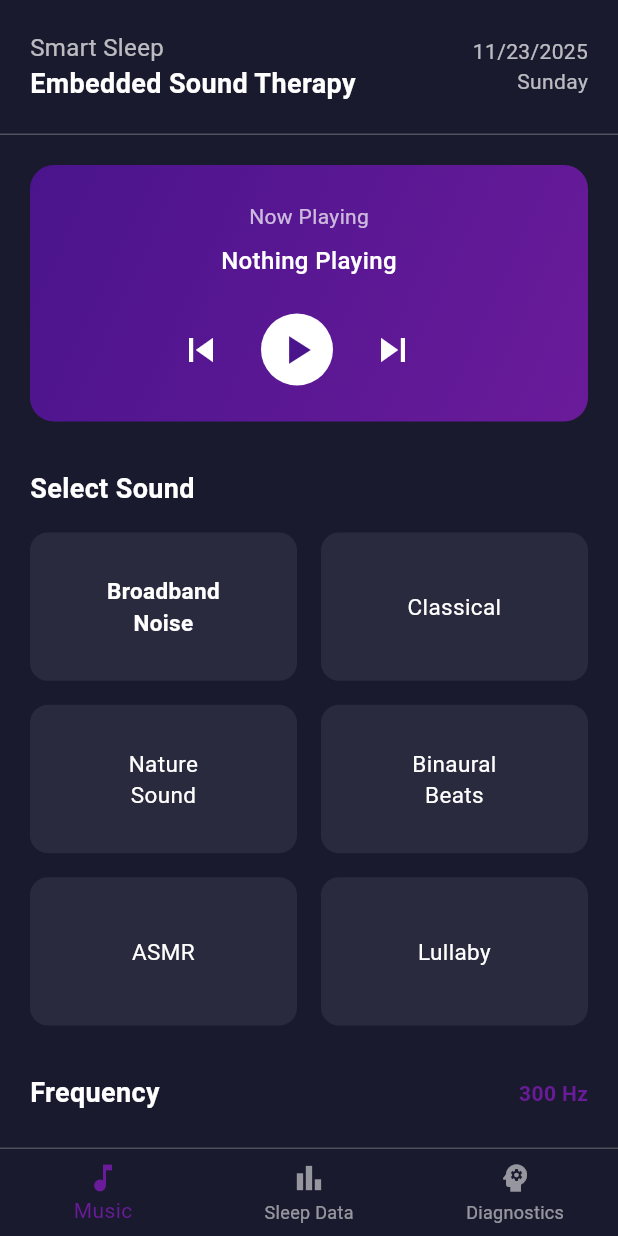
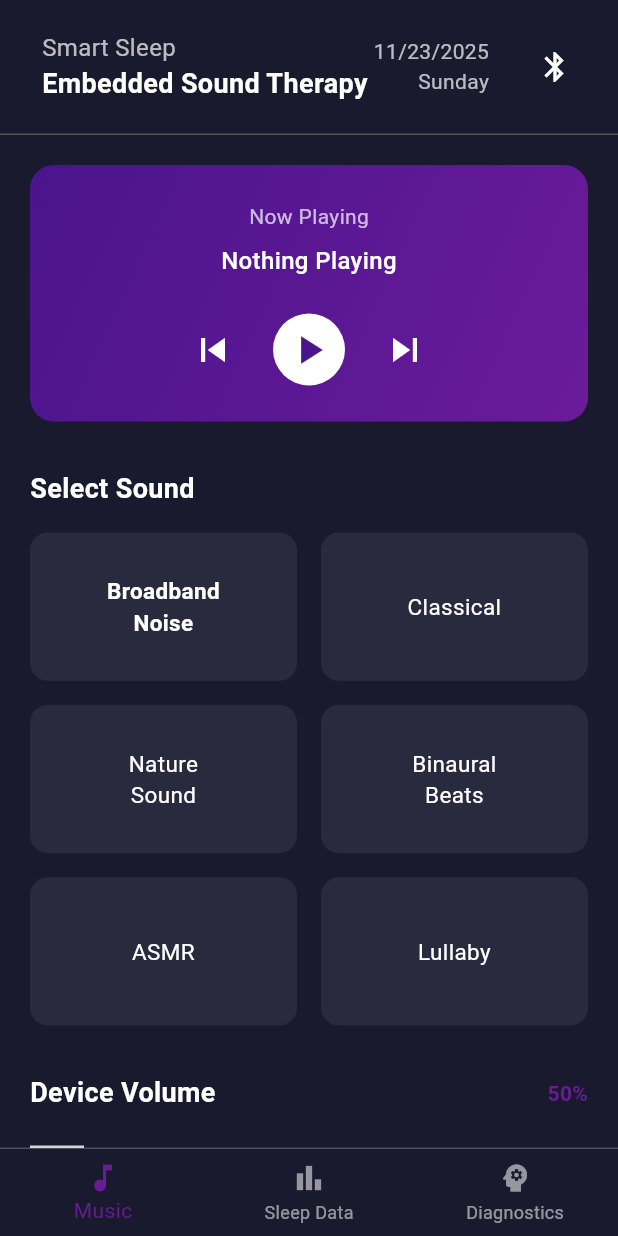
Before and after one commit to FrancisEugenio28/Sleep-Sound-Therapy-Mobile-App, a Flutter app: the screen it shows after launch, on a phone screen of 412 x 824 dp. Run offline on Flutter 3.47's test engine with Material 3 defaults, Android fonts, the light colour scheme and no system bars; drawn by our look-alikes of syncfusion_flutter_sliders; our stand-ins replace flutter_bluetooth_serial, just_audio, permission_handler; missing offline and left inert: rive_animated_icon; Roboto replaces fonts that are missing (Sans-serif); grey boxes are pictures that could not be loaded.

Commit message:
add scan&connect AND vol control

```diff
--- a/lib/pages/landing_page.dart
+++ b/lib/pages/landing_page.dart
@@ -1,10 +1,11 @@
-// lib/landing_page.dart
 import 'package:flutter/material.dart';
+import 'package:flutter_bluetooth_serial/flutter_bluetooth_serial.dart'; // Add this
+import 'package:just_audio/just_audio.dart';
+import 'package:rive_animated_icon/rive_animated_icon.dart';
+import 'package:syncfusion_flutter_sliders/sliders.dart';
 import '../widgets/shared_header.dart';
-import 'package:syncfusion_flutter_sliders/sliders.dart';
-import 'package:rive_animated_icon/rive_animated_icon.dart';
 import '../models/sound_player.dart';
-import 'package:just_audio/just_audio.dart';
+import '../bluetooth_controller.dart'; // Add this import
 
 class MusicPageContent extends StatefulWidget {
   const MusicPageContent({super.key});
@@ -17,30 +18,22 @@ class _MusicPageContentState extends State<MusicPageContent> {
   late AudioPlayer _audioPlayer;
   bool isPlaying = false;
   String? currentlyPlayingSound;
-  String currentCategory = 'Broadband Noise'; // Default category
+  String currentCategory = 'Broadband Noise';
   bool showSoundPlayer = false;
 
+  // 1. Initialize Bluetooth Controller
+  final BluetoothController _btController = BluetoothController();
+
+  // Frequency/Volume Value
+  double frequencyValue = 50.0; // Default to 50% volume
+
   final Map<String, List<String>> playlists = {
-    'Broadband Noise': [
-      'White Noise', 'Pink Noise', 'Brown Noise', 'Blue Noise',
-      'Violet Noise', 'Gray Noise', 'Black Noise',
-    ],
-    'Classical': [
-      'Clair de Lune', 'Moonlight Sonata', 'Für Elise',
-      'Canon in D', 'Air on G String',
-    ],
-    'Nature Sound': [
-      'Rain', 'Ocean Waves', 'Forest', 'Thunderstorm', 'River Stream',
-    ],
-    'Binaural Beats': [
-      'Delta Waves', 'Theta Waves', 'Alpha Waves', 'Beta Waves', 'Gamma Waves',
-    ],
-    'ASMR': [
-      'Tapping', 'Brushing', 'Crinkling', 'Scratching',
-    ],
-    'Lullaby': [
-      'Twinkle Star', 'Brahms Lullaby', 'Rock-a-bye Baby', 'Hush Little Baby',
-    ],
+    'Broadband Noise': ['White Noise', 'Pink Noise', 'Brown Noise', 'Blue Noise', 'Violet Noise', 'Gray Noise', 'Black Noise'],
+    'Classical': ['Clair de Lune', 'Moonlight Sonata', 'Für Elise', 'Canon in D', 'Air on G String'],
+    'Nature Sound': ['Rain', 'Ocean Waves', 'Forest', 'Thunderstorm', 'River Stream'],
+    'Binaural Beats': ['Delta Waves', 'Theta Waves', 'Alpha Waves', 'Beta Waves', 'Gamma Waves'],
+    'ASMR': ['Tapping', 'Brushing', 'Crinkling', 'Scratching'],
+    'Lullaby': ['Twinkle Star', 'Brahms Lullaby', 'Rock-a-bye Baby', 'Hush Little Baby'],
   };
 
   final Map<String, String> categoryAssetPaths = {
@@ -53,22 +46,15 @@ class _MusicPageContentState extends State<MusicPageContent> {
   };
 
   final List<String> soundOptions = [
-    'Broadband\nNoise',
-    'Classical',
-    'Nature\nSound',
-    'Binaural\nBeats',
-    'ASMR',
-    'Lullaby',
+    'Broadband\nNoise', 'Classical', 'Nature\nSound',
+    'Binaural\nBeats', 'ASMR', 'Lullaby',
   ];
-
-  double frequencyValue = 300.0;
 
   @override
   void initState() {
     super.initState();
     _audioPlayer = AudioPlayer();
 
-    // Listen to the player state
     _audioPlayer.playerStateStream.listen((state) {
       if (mounted) {
         setState(() {
@@ -76,8 +62,6 @@ class _MusicPageContentState extends State<MusicPageContent> {
         });
       }
     });
-
-    // Automatically loop all sounds
     _audioPlayer.setLoopMode(LoopMode.one);
   }
 
@@ -87,11 +71,66 @@ class _MusicPageContentState extends State<MusicPageContent> {
     super.dispose();
   }
 
+  // 2. Connection Dialog Logic
+  void _showConnectionDialog() async {
+    await _btController.initPermissions();
+    // Get list of paired devices
+    List<BluetoothDevice> devices = await FlutterBluetoothSerial.instance.getBondedDevices();
+
+    if (!mounted) return;
+
+    showDialog(
+      context: context,
+      builder: (context) => AlertDialog(
+        backgroundColor: const Color(0xFF232b47),
+        title: const Text("Connect to Device", style: TextStyle(color: Colors.white)),
+        content: SizedBox(
+          width: double.maxFinite,
+          height: 200,
+          child: devices.isEmpty
+            ? const Center(child: Text("No paired devices found.\nPlease pair in Android Settings first.", style: TextStyle(color: Colors.white70)))
+            : ListView.builder(
+                itemCount: devices.length,
+                itemBuilder: (context, index) {
+                  return ListTile(
+                    title: Text(devices[index].name ?? "Unknown", style: const TextStyle(color: Colors.white)),
+                    subtitle: Text(devices[index].address, style: const TextStyle(color: Colors.white70)),
+                    trailing: const Icon(Icons.link, color: Colors.white54),
+                    onTap: () async {
+                      Navigator.pop(context);
+                      ScaffoldMessenger.of(context).showSnackBar(
+                        const SnackBar(content: Text("Connecting...")),
+                      );
+
+                      bool success = await _btController.connect(devices[index]);
+
+                      if (mounted) {
+                        ScaffoldMessenger.of(context).showSnackBar(
+                          SnackBar(
+                            content: Text(success ? "Connected to ${devices[index].name}!" : "Connection Failed"),
+                            backgroundColor: success ? Colors.green : Colors.red,
+                          ),
+                        );
+                      }
+                    },
+                  );
+                },
+              ),
+        ),
+        actions: [
+          TextButton(
+            onPressed: () => Navigator.pop(context),
+            child: const Text("Close", style: TextStyle(color: Colors.white54)),
+          ),
+        ],
+      ),
+    );
+  }
+
   void _togglePlayPause() async {
     if (isPlaying) {
       await _audioPlayer.pause();
     } else {
-      // Only play if a sound is loaded
       if (_audioPlayer.processingState != ProcessingState.idle) {
         await _audioPlayer.play();
       }
@@ -105,40 +144,31 @@ class _MusicPageContentState extends State<MusicPageContent> {
     });
 
     await _audioPlayer.stop();
-
     String? categoryFolder = categoryAssetPaths[category];
-    if (categoryFolder == null) {
-      print("Error: No asset path for category '$category'");
-      return;
-    }
+    if (categoryFolder == null) return;
 
     String fileName = soundName.toLowerCase().replaceAll(' ', '_');
-
     try {
       await _audioPlayer.setAsset('assets/$categoryFolder/$fileName.mp3');
       await _audioPlayer.play();
     } catch (e) {
-      print("Error loading asset '$fileName.mp3': $e");
+      print("Error loading asset: $e");
     }
   }
 
   void _playNext() {
     final currentPlaylist = playlists[currentCategory] ?? [];
     if (currentPlaylist.isEmpty || currentlyPlayingSound == null) return;
-
     int currentIndex = currentPlaylist.indexOf(currentlyPlayingSound!);
-    int nextIndex = (currentIndex + 1) % currentPlaylist.length; // Wrap around
-
+    int nextIndex = (currentIndex + 1) % currentPlaylist.length;
     _playSound(currentPlaylist[nextIndex], currentCategory);
   }
 
   void _playPrevious() {
     final currentPlaylist = playlists[currentCategory] ?? [];
     if (currentPlaylist.isEmpty || currentlyPlayingSound == null) return;
-
     int currentIndex = currentPlaylist.indexOf(currentlyPlayingSound!);
-    int prevIndex = (currentIndex - 1 + currentPlaylist.length) % currentPlaylist.length; // Wrap around
-
+    int prevIndex = (currentIndex - 1 + currentPlaylist.length) % currentPlaylist.length;
     _playSound(currentPlaylist[prevIndex], currentCategory);
   }
 
@@ -157,43 +187,49 @@ class _MusicPageContentState extends State<MusicPageContent> {
     );
   }
 
-  // This widget now just passes state DOWN
   Widget _buildSoundPlayer() {
     return SoundPlayerPage(
       key: ValueKey(currentCategory),
-
-      // Pass all the state and controls to the child page
       category: currentCategory,
       isPlaying: isPlaying,
       currentlyPlayingSound: currentlyPlayingSound ?? '',
-
-      onBack: () {
-        // This just hides the player, it DOES NOT stop the music
-        setState(() => showSoundPlayer = false);
-      },
+      onBack: () => setState(() => showSoundPlayer = false),
       onTogglePlayPause: _togglePlayPause,
-      onPlaySound: (soundName) {
-        // The child page calls this function to play a new sound
-        _playSound(soundName, currentCategory);
-      },
+      onPlaySound: (soundName) => _playSound(soundName, currentCategory),
       onPlayNext: _playNext,
       onPlayPrevious: _playPrevious,
     );
   }
 
-  // This widget now reflects the *actual* player state
   Widget _buildMusicOptionsView() {
     return Column(
       children: [
-        // Using a custom header name, update if needed
-        const SharedHeader(title: 'Smart Sleep', subtitle: 'Embedded Sound Therapy'),
+        // HEADER WITH BLUETOOTH BUTTON
+        Padding(
+          padding: const EdgeInsets.symmetric(horizontal: 8.0),
+          child: Row(
+            children: [
+              const Expanded(
+                child: SharedHeader(title: 'Smart Sleep', subtitle: 'Embedded Sound Therapy'),
+              ),
+              IconButton(
+                icon: const Icon(Icons.bluetooth, color: Colors.white),
+                tooltip: "Connect to Device",
+                onPressed: _showConnectionDialog, // Opens the list
+              ),
+              const SizedBox(width: 10),
+            ],
+          ),
+        ),
         const Divider(color: Colors.white24, height: 1),
+
         Expanded(
           child: SingleChildScrollView(
             padding: const EdgeInsets.all(20.0),
             child: Column(
               crossAxisAlignment: CrossAxisAlignment.start,
               children: [
+                // Now Playing Card
                 Container(
                   width: double.infinity,
                   padding: const EdgeInsets.all(24.0),
@@ -207,52 +243,31 @@ class _MusicPageContentState extends State<MusicPageContent> {
                   ),
                   child: Column(
                     children: [
-                      const Text('Now Playing',
-                          style: TextStyle(fontSize: 14, color: Colors.white70)),
+                      const Text('Now Playing', style: TextStyle(fontSize: 14, color: Colors.white70)),
                       const SizedBox(height: 8),
-                      // It uses the REAL state variables
                       Text(
                         currentlyPlayingSound != null
                           ? '$currentlyPlayingSound - $currentCategory'
                           : 'Nothing Playing',
                         textAlign: TextAlign.center,
-                        style: const TextStyle(
-                          fontSize: 16,
-                          color: Colors.white,
-                          fontWeight: FontWeight.w500,
-                        ),
+                        style: const TextStyle(fontSize: 16, color: Colors.white, fontWeight: FontWeight.w500),
                       ),
                       const SizedBox(height: 24),
                       Row(
                         mainAxisAlignment: MainAxisAlignment.center,
                         children: [
-                          IconButton(
-                              onPressed: _playPrevious,
-                              icon: const Icon(Icons.skip_previous, size: 32),
-                              color: Colors.white),
+                          IconButton(onPressed: _playPrevious, icon: const Icon(Icons.skip_previous, size: 32), color: Colors.white),
                           const SizedBox(width: 16),
                           Container(
-                            decoration: const BoxDecoration(
-                              color: Colors.white,
-                              shape: BoxShape.circle,
-                            ),
+                            decoration: const BoxDecoration(color: Colors.white, shape: BoxShape.circle),
                             child: IconButton(
-                              // It calls the REAL toggle function
                               onPressed: _togglePlayPause,
-                              icon: Icon(
-                                // It uses the REAL isPlaying state
-                                isPlaying ? Icons.pause : Icons.play_arrow,
-                                size: 32,
-                              ),
+                              icon: Icon(isPlaying ? Icons.pause : Icons.play_arrow, size: 32),
                               color: const Color(0xFF4a148c),
                             ),
                           ),
                           const SizedBox(width: 16),
-                          IconButton(
-                              onPressed: _playNext,
-                              icon: const Icon(Icons.skip_next, size: 32),
-                              color: Colors.white),
-                          const SizedBox(width: 16),
+                          IconButton(onPressed: _playNext, icon: const Icon(Icons.skip_next, size: 32), color: Colors.white),
                         ],
                       ),
                     ],
@@ -278,30 +293,23 @@ class _MusicPageContentState extends State<MusicPageContent> {
                     final sound = soundOptions[index];
                     final categoryString = sound.replaceAll('\n', ' ');
 
-                    // Determine what the full category name is
-                    String categoryForThisItem = 'Broadband Noise'; // Default
+                    String categoryForThisItem = 'Broadband Noise';
                     if (categoryString.contains('Classical')) categoryForThisItem = 'Classical';
                     else if (categoryString.contains('Nature')) categoryForThisItem = 'Nature Sound';
                     else if (categoryString.contains('Binaural')) categoryForThisItem = 'Binaural Beats';
                     else if (categoryString.contains('ASMR')) categoryForThisItem = 'ASMR';
                     else if (categoryString.contains('Lullaby')) categoryForThisItem = 'Lullaby';
 
-                    // Check if this category is the one currently playing
                     final isSelected = categoryForThisItem == currentCategory;
 
                     return InkWell(
                       onTap: () {
-                        // When tapped, update the state
                         setState(() {
                           currentCategory = categoryForThisItem;
-                          // If no sound is playing from this category,
-                          // play the first one.
                           if (currentlyPlayingSound == null || !playlists[currentCategory]!.contains(currentlyPlayingSound)) {
                             final firstSound = playlists[currentCategory]![0];
                             _playSound(firstSound, currentCategory);
                           }
-
-                          // Show the player page
                           showSoundPlayer = true;
                         });
                       },
@@ -310,9 +318,7 @@ class _MusicPageContentState extends State<MusicPageContent> {
                           color: const Color(0xFF2a2a3e),
                           borderRadius: BorderRadius.circular(12),
                           border: Border.all(
-                            color: isSelected && isPlaying
-                                ? const Color(0xFF6a1b9a)
-                                : Colors.transparent,
+                            color: isSelected && isPlaying ? const Color(0xFF6a1b9a) : Colors.transparent,
                             width: 2,
                           ),
                         ),
@@ -323,9 +329,7 @@ class _MusicPageContentState extends State<MusicPageContent> {
                             style: TextStyle(
                               fontSize: 15,
                               color: Colors.white,
-                              fontWeight: isSelected
-                                  ? FontWeight.w600
-                                  : FontWeight.normal,
+                              fontWeight: isSelected ? FontWeight.w600 : FontWeight.normal,
                             ),
                           ),
                         ),
@@ -333,21 +337,17 @@ class _MusicPageContentState extends State<MusicPageContent> {
                     );
                   },
                 ),
-                // ... (Frequency Slider remains unchanged) ...
+
                 const SizedBox(height: 32),
+
+                // VOLUME CONTROL (Mapped to ESP32)
                 Row(
                   mainAxisAlignment: MainAxisAlignment.spaceBetween,
                   children: [
-                    const Text('Frequency',
-                        style: TextStyle(
-                            fontSize: 18,
-                            fontWeight: FontWeight.bold,
-                            color: Colors.white)),
-                    Text('${frequencyValue.toStringAsFixed(0)} Hz',
-                        style: const TextStyle(
-                            fontSize: 14,
-                            color: Color(0xFF6a1b9a),
-                            fontWeight: FontWeight.w600)),
+                    const Text('Device Volume', // Changed label
+                        style: TextStyle(fontSize: 18, fontWeight: FontWeight.bold, color: Colors.white)),
+                    Text('${frequencyValue.toInt()}%',
+                        style: const TextStyle(fontSize: 14, color: Color(0xFF6a1b9a), fontWeight: FontWeight.w600)),
                   ],
                 ),
                 const SizedBox(height: 16),
@@ -362,13 +362,12 @@ class _MusicPageContentState extends State<MusicPageContent> {
                     ),
                     Expanded(
                       child: SfSlider(
-                        min: 50.0,
-                        max: 500.0,
+                        min: 0.0,
+                        max: 100.0, // Correct range for ESP32 Volume
                         value: frequencyValue,
-                        interval: 50,
-                        stepSize: 50,
+                        interval: 20,
                         showTicks: true,
-                        showLabels: true,
+                        showLabels: false,
                         enableTooltip: true,
                         activeColor: const Color(0xFF6a1b9a),
                         inactiveColor: Colors.white24,
@@ -376,6 +375,8 @@ class _MusicPageContentState extends State<MusicPageContent> {
                           setState(() {
                             frequencyValue = value;
                           });
+                          // SEND TO ESP32
+                          _btController.sendCommand("VOL:${value.toInt()}");
                         },
                       ),
                     ),
```
